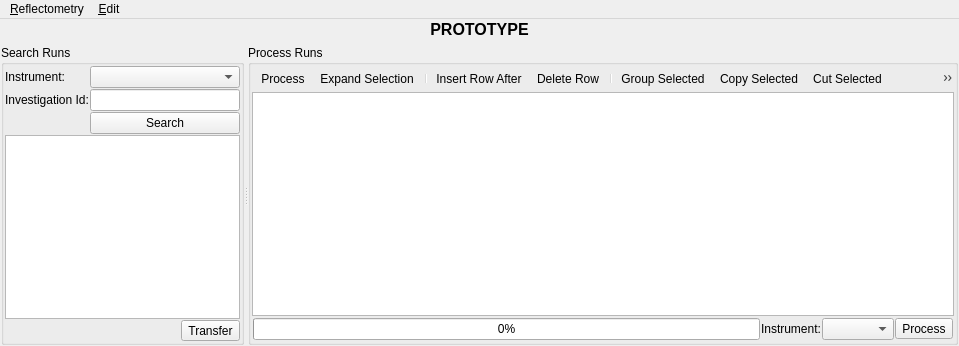
This is Code/Mantid/MantidQt/CustomInterfaces/inc/MantidQtCustomInterfaces/ReflMainWidget.ui in mantidproject/mantid as Qt 5 draws it before an edit. The edited form follows.
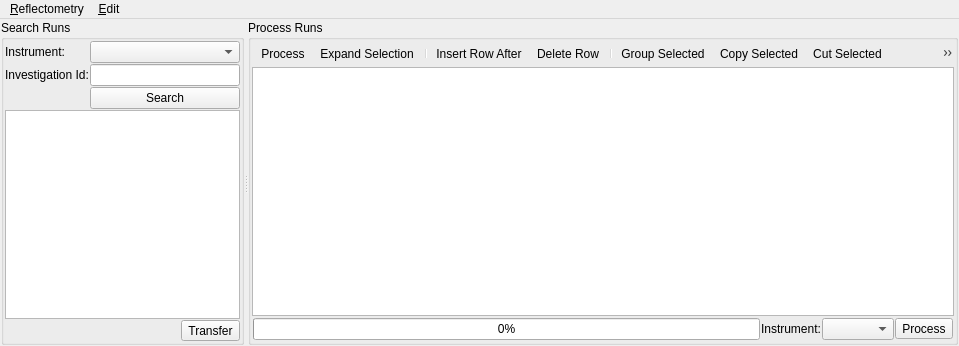
This is the edited form. Icons and pictures are not drawn.

Commit message: Refs #10563 Christen the new Refl UI

What changed in the file:
```diff
--- a/Code/Mantid/MantidQt/CustomInterfaces/inc/MantidQtCustomInterfaces/ReflMainWidget.ui
+++ b/Code/Mantid/MantidQt/CustomInterfaces/inc/MantidQtCustomInterfaces/ReflMainWidget.ui
@@ -18,24 +18,6 @@
     <property name="margin">
      <number>1</number>
     </property>
-    <item>
-     <widget class="QLabel" name="labelPrototype">
-      <property name="font">
-       <font>
-        <pointsize>12</pointsize>
-        <weight>75</weight>
-        <bold>true</bold>
-        <underline>false</underline>
-       </font>
-      </property>
-      <property name="text">
-       <string>PROTOTYPE</string>
-      </property>
-      <property name="alignment">
-       <set>Qt::AlignCenter</set>
-      </property>
-     </widget>
-    </item>
     <item>
      <widget class="QSplitter" name="splitterTables">
       <property name="sizePolicy">
```
Left out of the diff: 2 changed lines with no effect on the pictures. The commit also changes 2 other files.
